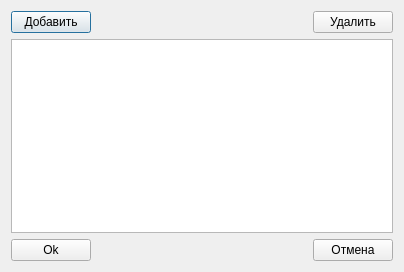
Old version of the form productcategorymanager.ui in the repository eboladev/XPPC.
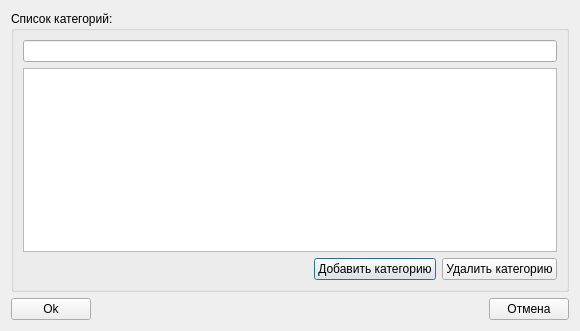
New version of the form.

Patch:
```diff
--- a/productcategorymanager.ui
+++ b/productcategorymanager.ui
@@ -6,23 +6,22 @@
    <rect>
     <x>0</x>
     <y>0</y>
-    <width>404</width>
-    <height>272</height>
+    <width>580</width>
+    <height>331</height>
    </rect>
   </property>
   <property name="windowTitle">
    <string>Управление категориями товаров</string>
   </property>
+  <layout class="QGridLayout" name="gridLayout_2">
+   <item row="0" column="0">
+    <widget class="QGroupBox" name="groupBoxCategory">
+     <property name="title">
+      <string>Список категорий:</string>
+     </property>
   <layout class="QGridLayout" name="gridLayout">
-   <item row="0" column="0">
+      <item row="2" column="0">
     <layout class="QHBoxLayout" name="horizontalLayout_2">
-     <item>
-      <widget class="QPushButton" name="pushButtonAdd">
-       <property name="text">
-        <string>Добавить</string>
-       </property>
-      </widget>
-     </item>
      <item>
       <spacer name="horizontalSpacer">
        <property name="orientation">
@@ -36,15 +35,25 @@
        </property>
       </spacer>
      </item>
+        <item>
+         <widget class="QPushButton" name="pushButtonAdd">
+          <property name="text">
+           <string>Добавить категорию</string>
+          </property>
+         </widget>
+        </item>
      <item>
       <widget class="QPushButton" name="pushButtonRemove">
        <property name="text">
-        <string>Удалить</string>
+           <string>Удалить категорию</string>
        </property>
       </widget>
      </item>
     </layout>
    </item>
+      <item row="0" column="0">
+       <widget class="QLineEdit" name="lineEditFilter"/>
+      </item>
    <item row="1" column="0">
     <widget class="QTreeView" name="treeView">
      <property name="alternatingRowColors">
@@ -55,7 +64,10 @@
      </property>
     </widget>
    </item>
-   <item row="2" column="0">
+     </layout>
+    </widget>
+   </item>
+   <item row="1" column="0">
     <layout class="QHBoxLayout" name="horizontalLayout">
      <item>
       <widget class="QPushButton" name="pushButtonOk">
```
Lines whose indentation alone changed are shown as unchanged.
